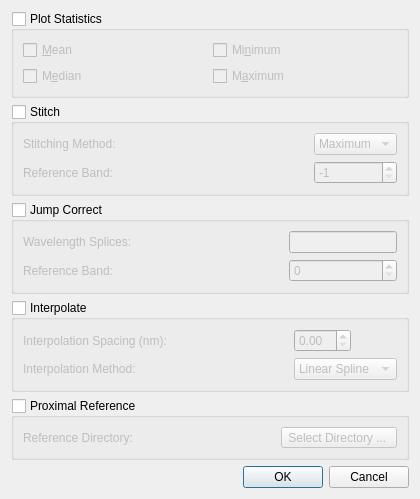
Above: specdal/gui/pyqt/op_config.ui from EnSpec/SpecDAL before the change. Below: the same form after it.
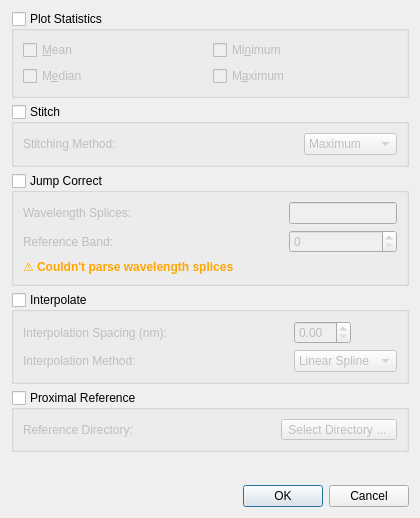
That is the form after the change.

```diff
--- a/specdal/gui/pyqt/op_config.ui
+++ b/specdal/gui/pyqt/op_config.ui
@@ -7,7 +7,7 @@
     <x>0</x>
     <y>0</y>
     <width>420</width>
-    <height>485</height>
+    <height>518</height>
    </rect>
   </property>
   <property name="windowTitle">
@@ -76,6 +76,13 @@
       <bool>false</bool>
      </property>
      <layout class="QGridLayout" name="gridLayout_4">
+      <item row="0" column="0">
+       <widget class="QLabel" name="label_3">
+        <property name="text">
+         <string>Stitching Method:</string>
+        </property>
+       </widget>
+      </item>
       <item row="0" column="1">
        <widget class="QComboBox" name="stitchMethod">
         <property name="sizePolicy">
@@ -106,35 +113,11 @@
         </item>
         <item>
          <property name="text">
-          <string>Nearest</string>
+          <string>Interpolated</string>
          </property>
         </item>
        </widget>
       </item>
-      <item row="0" column="0">
-       <widget class="QLabel" name="label_3">
-        <property name="text">
-         <string>Stitching Method:</string>
-        </property>
-       </widget>
-      </item>
-      <item row="1" column="0">
-       <widget class="QLabel" name="label_7">
-        <property name="text">
-         <string>Reference Band:</string>
-        </property>
-       </widget>
-      </item>
-      <item row="1" column="1">
-       <widget class="QSpinBox" name="stitchReference">
-        <property name="minimum">
-         <number>-1</number>
-        </property>
-        <property name="value">
-         <number>-1</number>
-        </property>
-       </widget>
-      </item>
      </layout>
     </widget>
    </item>
@@ -149,6 +132,8 @@
      <property name="checked">
       <bool>false</bool>
      </property>
+     <layout class="QVBoxLayout" name="verticalLayout_3">
+      <item>
      <layout class="QGridLayout" name="gridLayout">
       <item row="0" column="0">
        <widget class="QLabel" name="label">
@@ -170,17 +155,32 @@
         </property>
        </widget>
       </item>
-      <item row="1" column="0">
-       <widget class="QLabel" name="label_2">
-        <property name="text">
-         <string>Reference Band:</string>
-        </property>
-       </widget>
-      </item>
       <item row="1" column="1">
        <widget class="QSpinBox" name="jumpReference">
         <property name="value">
          <number>0</number>
+          </property>
+         </widget>
+        </item>
+        <item row="1" column="0">
+         <widget class="QLabel" name="label_2">
+          <property name="text">
+           <string>Reference Band:</string>
+          </property>
+         </widget>
+        </item>
+       </layout>
+      </item>
+      <item>
+       <widget class="QLabel" name="jumpCorrectWarningLabel">
+        <property name="styleSheet">
+         <string notr="true">QLabel { color : orange; font-weight: bold; }</string>
+        </property>
+        <property name="text">
+         <string>⚠ Couldn't parse wavelength splices</string>
+        </property>
+        <property name="wordWrap">
+         <bool>true</bool>
         </property>
        </widget>
       </item>
```
Lines whose indentation alone changed are shown as unchanged.
